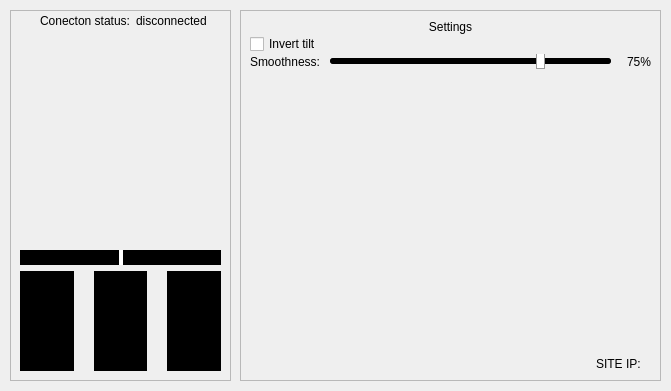
Above: mainwindow.ui from andriilanin/PASWControl before the change. Below: the same form after it.
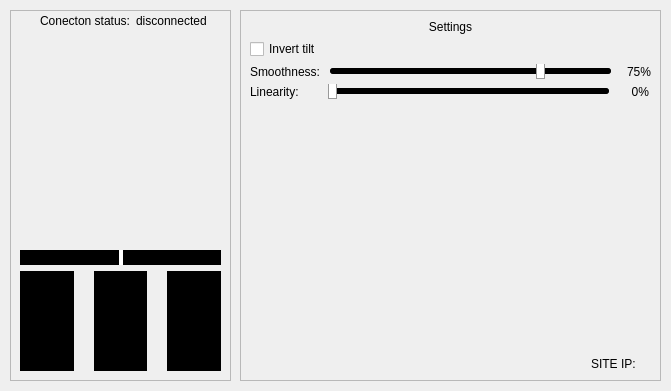
That is the form after the change.

Commit message: Linearity slider added to design

Diff of the .ui file:
```diff
--- a/mainwindow.ui
+++ b/mainwindow.ui
@@ -256,7 +256,7 @@
     </property>
     <layout class="QVBoxLayout" name="verticalLayout">
      <property name="spacing">
-      <number>0</number>
+      <number>5</number>
      </property>
      <property name="sizeConstraint">
       <enum>QLayout::SizeConstraint::SetNoConstraint</enum>
@@ -382,6 +382,101 @@
        </item>
       </layout>
      </item>
+     <item>
+      <layout class="QHBoxLayout" name="linearityLayout">
+       <property name="spacing">
+        <number>10</number>
+       </property>
+       <item>
+        <widget class="QLabel" name="linearityLabel">
+         <property name="maximumSize">
+          <size>
+           <width>68</width>
+           <height>16</height>
+          </size>
+         </property>
+         <property name="text">
+          <string notr="true">Linearity: </string>
+         </property>
+        </widget>
+       </item>
+       <item>
+        <widget class="QSlider" name="linearitySlider">
+         <property name="minimumSize">
+          <size>
+           <width>281</width>
+           <height>15</height>
+          </size>
+         </property>
+         <property name="maximumSize">
+          <size>
+           <width>281</width>
+           <height>15</height>
+          </size>
+         </property>
+         <property name="baseSize">
+          <size>
+           <width>281</width>
+           <height>15</height>
+          </size>
+         </property>
+         <property name="styleSheet">
+          <string notr="true">QSlider {
+    background: transparent;
+}
+
+QSlider::groove:horizontal {
+    height: 6px;
+    background: #444;
+    border-radius: 3px;
+}
+
+QSlider::handle:horizontal {
+    width: 7px;
+    background: white;
+    border: 1px solid #999;
+    margin: -5px 0;
+}
+
+QSlider::sub-page:horizontal {
+    background: rgb(0, 0, 0);
+    border-radius: 3px;
+}
+
+QSlider::add-page:horizontal {
+    background: rgb(0, 0, 0);
+    border-radius: 3px;
+}</string>
+         </property>
+         <property name="orientation">
+          <enum>Qt::Orientation::Horizontal</enum>
+         </property>
+        </widget>
+       </item>
+       <item>
+        <widget class="QLabel" name="linearityValueLabel">
+         <property name="sizePolicy">
+          <sizepolicy hsizetype="Fixed" vsizetype="Preferred">
+           <horstretch>0</horstretch>
+           <verstretch>0</verstretch>
+          </sizepolicy>
+         </property>
+         <property name="minimumSize">
+          <size>
+           <width>30</width>
+           <height>0</height>
+          </size>
+         </property>
+         <property name="text">
+          <string>0%</string>
+         </property>
+         <property name="alignment">
+          <set>Qt::AlignmentFlag::AlignRight|Qt::AlignmentFlag::AlignTrailing|Qt::AlignmentFlag::AlignVCenter</set>
+         </property>
+        </widget>
+       </item>
+      </layout>
+     </item>
      <item>
       <spacer name="settingsSpacer">
        <property name="orientation">
```
The commit also changes 1 other file.
